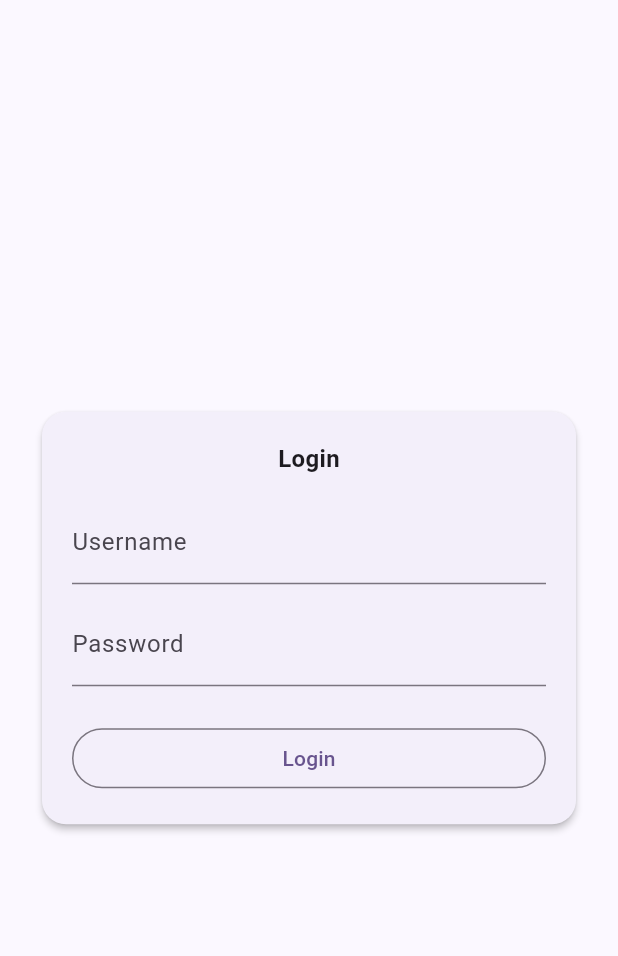
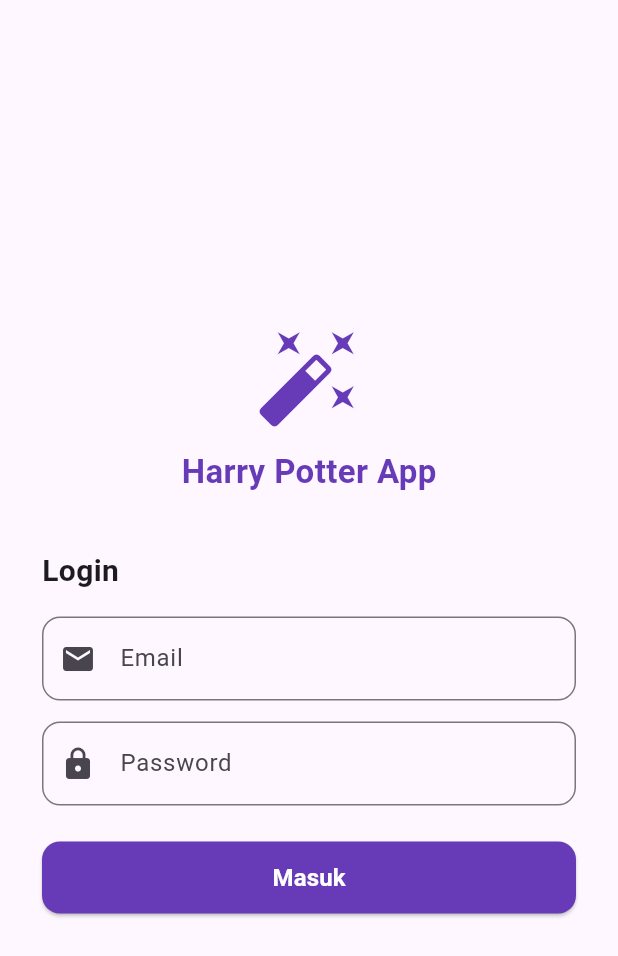
Before and after one commit to Shiin124/latresPAM_124240193, a Flutter app: the screen it shows after launch, on a phone screen of 412 x 824 dp. Shown: the top 956 px of the screen. Run offline on Flutter 3.47's test engine with Material 3 defaults, Android fonts, the phone set to English and light mode, and no system bars; our stand-ins replace flutter_local_notifications, hive_flutter, shared_preferences; accounts and stored records are empty.

Commit message:
coba edit buat hp

```diff
--- a/lib/main.dart
+++ b/lib/main.dart
@@ -1,8 +1,9 @@
 import 'package:flutter/material.dart';
 import 'package:hive_flutter/hive_flutter.dart';
 import 'package:shared_preferences/shared_preferences.dart';
+import 'package:latres/services/notification_service.dart';
 import 'package:latres/views/character_view.dart';
-import 'package:latres/services/notification_service.dart';
+import 'package:latres/views/login_page.dart';
 
 void main() async {
   WidgetsFlutterBinding.ensureInitialized();
@@ -24,122 +25,12 @@ class MyApp extends StatelessWidget {
   Widget build(BuildContext context) {
     return MaterialApp(
       debugShowCheckedModeBanner: false,
-      title: 'Harry Potter App',
+      title: 'Latres Harry Potter',
       theme: ThemeData(
         colorScheme: ColorScheme.fromSeed(seedColor: Colors.deepPurple),
         useMaterial3: true,
       ),
-      home: isLoggedIn ? const CharacterView() : const LoginView(),
+      home: isLoggedIn ? const CharacterView() : const LoginPage(),
     );
   }
 }
-
-class LoginView extends StatefulWidget {
-  const LoginView({super.key});
-
-  @override
-  State<LoginView> createState() => _LoginViewState();
-}
-
-class _LoginViewState extends State<LoginView> {
-  final TextEditingController _usernameController = TextEditingController();
-  final TextEditingController _passwordController = TextEditingController();
-
-  // Logika login hardcoded
-  final String validUser = 'admin';
-  final String validPass = '123';
-
-  void _showTopSnackBar(String title, String message, Color color) {
-    ScaffoldMessenger.of(context).clearSnackBars();
-    ScaffoldMessenger.of(context).showSnackBar(
-      SnackBar(
-        backgroundColor: color,
-        behavior: SnackBarBehavior.floating,
-        margin: EdgeInsets.only(
-          bottom: MediaQuery.of(context).size.height - 150,
-          left: 16,
-          right: 16,
-        ),
-        shape: RoundedRectangleBorder(borderRadius: BorderRadius.circular(12)),
-        content: Column(
-          mainAxisSize: MainAxisSize.min,
-          crossAxisAlignment: CrossAxisAlignment.start,
-          children: [
-            Text(
-              title,
-              style: const TextStyle(fontWeight: FontWeight.bold, fontSize: 16),
-            ),
-            Text(message),
-          ],
-        ),
-      ),
-    );
-  }
-
-  Future<void> _login() async {
-    if (_usernameController.text == validUser &&
-        _passwordController.text == validPass) {
-      final prefs = await SharedPreferences.getInstance();
-      await prefs.setBool('isLoggedIn', true);
-
-      if (!mounted) return;
-      _showTopSnackBar('Success!', 'Logged in Successfully', Colors.green);
-      Navigator.pushReplacement(
-        context,
-        MaterialPageRoute(builder: (context) => const CharacterView()),
-      );
-    } else {
-      _showTopSnackBar('Error!', 'Invalid Username or Password', Colors.red);
-    }
-  }
-
-  @override
-  Widget build(BuildContext context) {
-    return Scaffold(
-      backgroundColor: const Color(0xFFFBF8FF),
-      body: Center(
-        child: Padding(
-          padding: const EdgeInsets.all(24.0),
-          child: Card(
-            elevation: 2,
-            color: const Color(0xFFF3EFFA),
-            shape: RoundedRectangleBorder(
-              borderRadius: BorderRadius.circular(16),
-            ),
-            child: Padding(
-              padding: const EdgeInsets.all(20.0),
-              child: Column(
-                mainAxisSize: MainAxisSize.min,
-                children: [
-                  const Text(
-                    'Login',
-                    style: TextStyle(fontSize: 16, fontWeight: FontWeight.bold),
-                  ),
-                  const SizedBox(height: 16),
-                  TextField(
-                    controller: _usernameController,
-                    decoration: const InputDecoration(labelText: 'Username'),
-                  ),
-                  const SizedBox(height: 12),
-                  TextField(
-                    controller: _passwordController,
-                    obscureText: true,
-                    decoration: const InputDecoration(labelText: 'Password'),
-                  ),
-                  const SizedBox(height: 24),
-                  SizedBox(
-                    width: double.infinity,
-                    child: OutlinedButton(
-                      onPressed: _login,
-                      child: const Text('Login'),
-                    ),
-                  ),
-                ],
-              ),
-            ),
-          ),
-        ),
-      ),
-    );
-  }
-}
--- a/lib/views/character_view.dart
+++ b/lib/views/character_view.dart
@@ -2,10 +2,10 @@ import 'dart:convert';
 
 import 'package:flutter/material.dart';
 import 'package:http/http.dart' as http;
+import 'package:latres/views/login_page.dart';
 import 'package:shared_preferences/shared_preferences.dart';
 import 'package:latres/views/character_detail_view.dart';
 import 'package:latres/views/spells_view.dart';
-import 'package:latres/main.dart';
 
 class CharacterView extends StatefulWidget {
   const CharacterView({super.key});
@@ -67,7 +67,7 @@ class _CharacterViewState extends State<CharacterView> {
 
     Navigator.pushAndRemoveUntil(
       context,
-      MaterialPageRoute(builder: (context) => const LoginView()),
+      MaterialPageRoute(builder: (context) => const LoginPage()),
       (route) => false,
     );
   }
--- /dev/null
+++ b/lib/views/login_page.dart
@@ -0,0 +1,131 @@
+import 'package:flutter/material.dart';
+import 'package:shared_preferences/shared_preferences.dart';
+import 'package:latres/views/character_view.dart';
+
+class LoginPage extends StatefulWidget {
+  const LoginPage({super.key});
+
+  @override
+  State<LoginPage> createState() => _LoginPageState();
+}
+
+class _LoginPageState extends State<LoginPage> {
+  final TextEditingController _emailController = TextEditingController();
+  final TextEditingController _passwordController = TextEditingController();
+
+  Future<void> _handleLogin() async {
+    final String email = _emailController.text.trim();
+    final String password = _passwordController.text.trim();
+
+    if (email.isEmpty || password.isEmpty) {
+      ScaffoldMessenger.of(context).showSnackBar(
+        const SnackBar(
+          content: Text('Email dan password tidak boleh kosong!'),
+          backgroundColor: Colors.red,
+        ),
+      );
+      return;
+    }
+
+    final prefs = await SharedPreferences.getInstance();
+    await prefs.setBool('isLoggedIn', true);
+    await prefs.setString('user_email', email);
+
+    if (!mounted) return;
+    Navigator.pushReplacement(
+      context,
+      MaterialPageRoute(builder: (context) => const CharacterView()),
+    );
+  }
+
+  @override
+  void dispose() {
+    _emailController.dispose();
+    _passwordController.dispose();
+    super.dispose();
+  }
+
+  @override
+  Widget build(BuildContext context) {
+    return Scaffold(
+      body: SafeArea(
+        child: Center(
+          child: SingleChildScrollView(
+            padding: const EdgeInsets.symmetric(horizontal: 28.0),
+            child: Column(
+              mainAxisAlignment: MainAxisAlignment.center,
+              children: [
+                const Icon(
+                  Icons.auto_fix_high,
+                  size: 72,
+                  color: Colors.deepPurple,
+                ),
+                const SizedBox(height: 12),
+                const Text(
+                  'Harry Potter App',
+                  style: TextStyle(
+                    fontSize: 22,
+                    fontWeight: FontWeight.bold,
+                    color: Colors.deepPurple,
+                  ),
+                ),
+                const SizedBox(height: 36),
+                const Align(
+                  alignment: Alignment.centerLeft,
+                  child: Text(
+                    'Login',
+                    style: TextStyle(fontSize: 20, fontWeight: FontWeight.w600),
+                  ),
+                ),
+                const SizedBox(height: 16),
+                TextField(
+                  controller: _emailController,
+                  keyboardType: TextInputType.emailAddress,
+                  decoration: InputDecoration(
+                    hintText: 'Email',
+                    prefixIcon: const Icon(Icons.email),
+                    border: OutlineInputBorder(
+                      borderRadius: BorderRadius.circular(12),
+                    ),
+                  ),
+                ),
+                const SizedBox(height: 14),
+                TextField(
+                  controller: _passwordController,
+                  obscureText: true,
+                  decoration: InputDecoration(
+                    hintText: 'Password',
+                    prefixIcon: const Icon(Icons.lock),
+                    border: OutlineInputBorder(
+                      borderRadius: BorderRadius.circular(12),
+                    ),
+                  ),
+                ),
+                const SizedBox(height: 24),
+                SizedBox(
+                  width: double.infinity,
+                  height: 48,
+                  child: ElevatedButton(
+                    style: ElevatedButton.styleFrom(
+                      backgroundColor: Colors.deepPurple,
+                      foregroundColor: Colors.white,
+                      shape: RoundedRectangleBorder(
+                        borderRadius: BorderRadius.circular(12),
+                      ),
+                    ),
+                    onPressed: _handleLogin,
+                    child: const Text(
+                      'Masuk',
+                      style:
+                          TextStyle(fontSize: 16, fontWeight: FontWeight.bold),
+                    ),
+                  ),
+                ),
+              ],
+            ),
+          ),
+        ),
+      ),
+    );
+  }
+}
--- a/lib/views/spells_view.dart
+++ b/lib/views/spells_view.dart
@@ -3,10 +3,10 @@ import 'dart:convert';
 import 'package:flutter/material.dart';
 import 'package:http/http.dart' as http;
 import 'package:hive_flutter/hive_flutter.dart';
+import 'package:latres/views/login_page.dart';
 import 'package:shared_preferences/shared_preferences.dart';
 import 'package:latres/views/character_view.dart';
 import 'package:latres/views/favorite_spells_view.dart';
-import 'package:latres/main.dart';
 
 class SpellsView extends StatefulWidget {
   const SpellsView({super.key});
@@ -99,7 +99,7 @@ class _SpellsViewState extends State<SpellsView> {
     _showTopSnackBar('Success!', 'Logged out Successfully', Colors.green);
     Navigator.pushAndRemoveUntil(
       context,
-      MaterialPageRoute(builder: (context) => const LoginView()),
+      MaterialPageRoute(builder: (context) => const LoginPage()),
       (route) => false,
     );
   }
```
Also changed, not shown: 2 other files.
